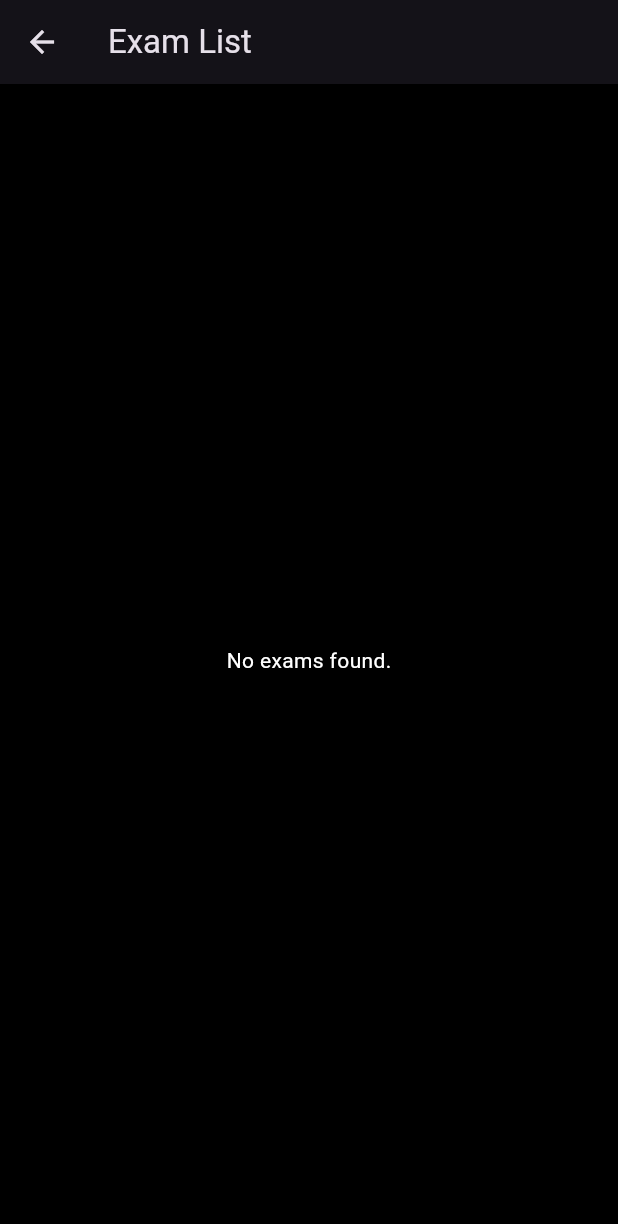
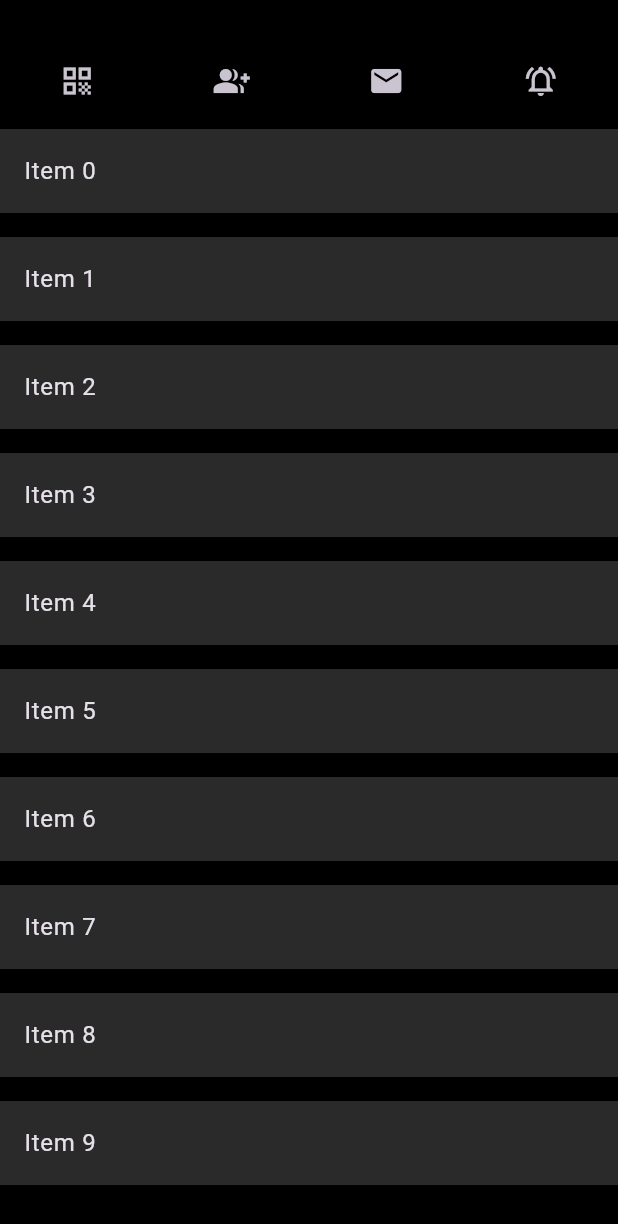
Before and after one commit to nayan1306/bigaze-controller, a Flutter app: the HomeScreen screen opened directly, after a tap on "Students", on a phone screen of 412 x 824 dp. Shown: the top 1224 px of the screen. Run offline on Flutter 3.47's test engine with Material 3 defaults, Android fonts, the phone set to English and light mode, and no system bars; our stand-ins replace cloud_firestore, firebase_auth, firebase_core, firebase_messaging, google_sign_in, multi_select_flutter and 1 more; missing offline and left inert: firebase_ui_auth; accounts and stored records are empty.

Commit message:
designed student controller page

```diff
--- a/lib/Screens/homescreen.dart
+++ b/lib/Screens/homescreen.dart
@@ -1,6 +1,7 @@
 import 'package:examiner_bigaze/Screens/exam_controller.dart';
 import 'package:examiner_bigaze/Screens/profilescreen.dart';
 import 'package:examiner_bigaze/Screens/questiondesigner.dart';
+import 'package:examiner_bigaze/Screens/student_controller.dart';
 import 'package:examiner_bigaze/widgets/glasstile.dart';
 import 'package:flutter/material.dart';
 // import 'package:examiner_bigaze/quizmanager.dart';
@@ -117,7 +118,7 @@ class HomeScreen extends StatelessWidget {
                         Navigator.push(
                           context,
                           MaterialPageRoute(
-                            builder: (context) => const TestListPage(),
+                            builder: (context) => const StudentController(),
                           ),
                         );
                       },
--- /dev/null
+++ b/lib/Screens/student_controller.dart
@@ -0,0 +1,68 @@
+import 'package:flutter/material.dart';
+
+class StudentController extends StatefulWidget {
+  const StudentController({super.key});
+
+  @override
+  State<StudentController> createState() => _StudentControllerState();
+}
+
+class _StudentControllerState extends State<StudentController> {
+  @override
+  Widget build(BuildContext context) {
+    return Scaffold(
+      body: Center(
+        child: Column(
+          children: [
+            const SizedBox(
+              height: 30,
+            ),
+            Row(
+              mainAxisAlignment: MainAxisAlignment.spaceAround,
+              children: [
+                IconButton(
+                  onPressed: () {
+                    // Action for QR code button
+                  },
+                  icon: const Icon(Icons.qr_code),
+                ),
+                IconButton(
+                  onPressed: () {
+                    // Action for group add button
+                  },
+                  icon: const Icon(Icons.group_add),
+                ),
+                IconButton(
+                  onPressed: () {
+                    // Action for person add button
+                  },
+                  icon: const Icon(Icons.mail),
+                ),
+                IconButton(
+                  onPressed: () {
+                    // Action for person add button
+                  },
+                  icon: const Icon(Icons.notifications_active_outlined),
+                ),
+              ],
+            ),
+            Expanded(
+              child: ListView.builder(
+                itemCount: 10, // Replace with your dynamic item count
+                itemBuilder: (context, index) {
+                  return Padding(
+                    padding: const EdgeInsets.symmetric(vertical: 8.0),
+                    child: ListTile(
+                      title: Text('Item $index'),
+                      tileColor: const Color.fromARGB(255, 42, 42, 42),
+                    ),
+                  );
+                },
+              ),
+            )
+          ],
+        ),
+      ),
+    );
+  }
+}
```
